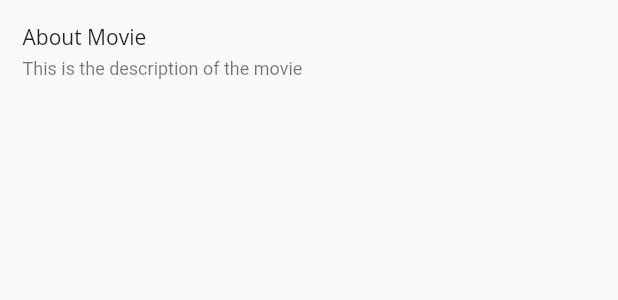
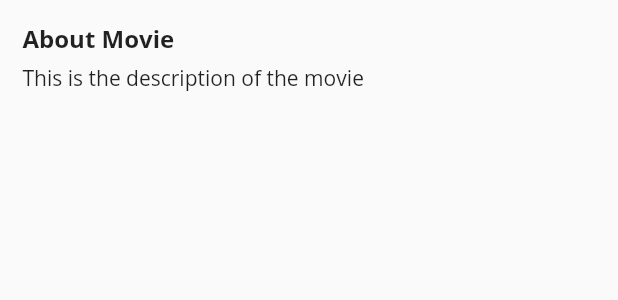
Before and after one commit to pallavijoshi44/movie_chatbot, a Flutter app: the MovieDescriptionWidget widget shown alone on an empty page, opened directly, on a phone screen of 412 x 824 dp. Shown: the top 300 px of the screen. Run offline on Flutter 3.47's test engine with Material 2 defaults, Android fonts, the phone set to English and light mode, and no system bars; drawn by our look-alikes of flutter_platform_widgets; our stand-ins replace carousel_slider, connectivity, expandable_text, geocoding, geolocator, multi_select_flutter and 2 more; missing offline and left inert: flutter_dialogflow, get_version; accounts and stored records are empty.

Commit message:
fix new ui screen for android

```diff
--- a/lib/src/ui/movie_details/movie_description.dart
+++ b/lib/src/ui/movie_details/movie_description.dart
@@ -20,12 +20,12 @@ class MovieDescriptionWidget extends StatelessWidget {
           Text("About Movie",
               style: Platform.isIOS
                   ? CupertinoTheme.of(context).textTheme.navTitleTextStyle
-                  : Theme.of(context).textTheme.headline),
+                  : Theme.of(context).textTheme.title),
           SizedBox(height: 5,),
           Text("This is the description of the movie",
               style: Platform.isIOS
                   ? CupertinoTheme.of(context).textTheme.tabLabelTextStyle
-                  : Theme.of(context).textTheme.caption)
+                  : Theme.of(context).textTheme.headline)
         ],
       ),
     );
--- a/lib/src/ui/movie_details/movie_detail_widget.dart
+++ b/lib/src/ui/movie_details/movie_detail_widget.dart
@@ -34,7 +34,7 @@ class MovieDetailWidget extends StatelessWidget {
                       CupertinoTheme.of(context).textTheme.navTitleTextStyle),
             )
           : AppBar(
-              title: Text("MOVIE_DETAILS"),
+              title: Text("MOVIE_DETAILS", style:  Theme.of(context).appBarTheme.textTheme.title),
             ),
       body: Container(
         margin: EdgeInsets.only(bottom: 15),
@@ -49,8 +49,9 @@ class MovieDetailWidget extends StatelessWidget {
             : Scrollbar(
                 child: _buildSingleChildScrollView(model),
                 isAlwaysShown: true,
+                showTrackOnHover: true,
                 radius: Radius.circular(15),
-                thickness: 2,
+                thickness: 5,
               ),
       ),
     );
```
